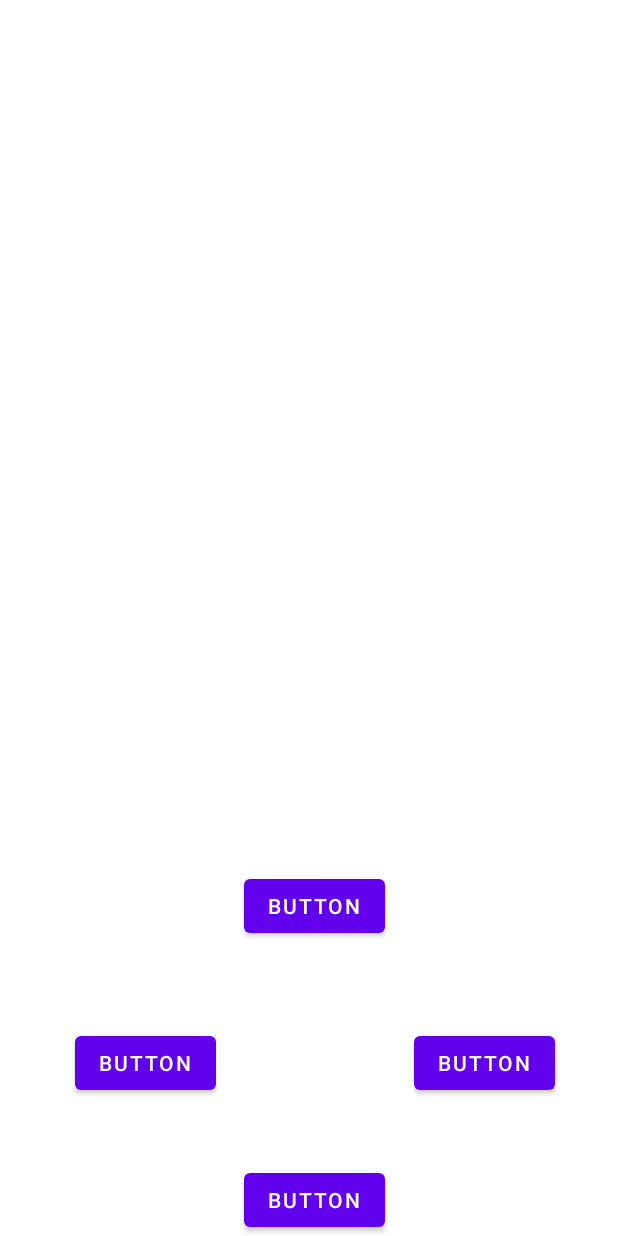
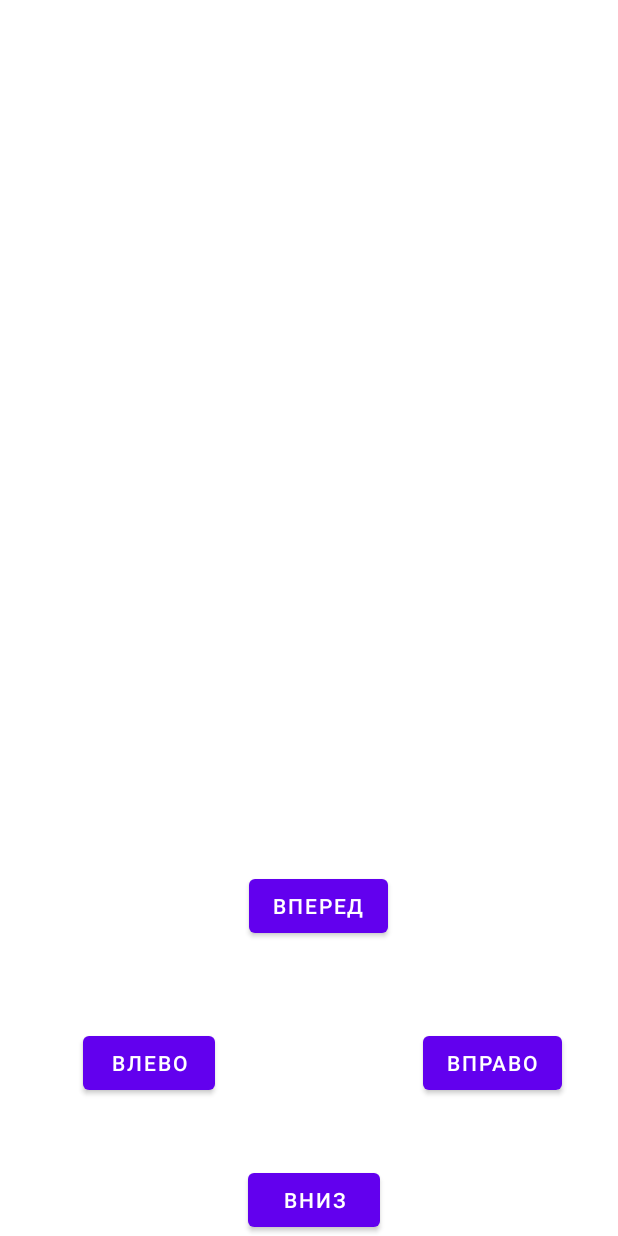
Before and after one commit to kolker132/It-CubeProjectTamagochi, an Android app: the layout activity_tamagochi.xml on its own in the app's theme, with its tools: preview values and no code run, on a phone screen of 412 x 824 dp. Run offline under Robolectric (Android 15) with nearby library versions, the light colour scheme and no system bars.

Commit message:
tamagochi

```diff
--- a/app/src/main/java/com/example/kirill/Tamagochi.java
+++ b/app/src/main/java/com/example/kirill/Tamagochi.java
@@ -22,7 +22,7 @@ public class Tamagochi extends Thread {
         backgroundPaint.setStyle(Paint.Style.FILL);
     }
     public Tamagochi(Context context, SurfaceHolder surfaceHolder) {
-        bitmap = BitmapFactory.decodeResource(context.getResources(), R.drawable.smile);
+        bitmap = BitmapFactory.decodeResource(context.getResources(), R.drawable.smile12345);
         this.surfaceHolder = surfaceHolder;
     }
 
--- a/app/src/main/res/layout/activity_tamagochi.xml
+++ b/app/src/main/res/layout/activity_tamagochi.xml
@@ -21,10 +21,10 @@
         android:id="@+id/right"
         android:layout_width="wrap_content"
         android:layout_height="wrap_content"
-        android:text="Button"
+        android:text="ВПРАВО"
         app:layout_constraintBottom_toBottomOf="parent"
         app:layout_constraintEnd_toEndOf="parent"
-        app:layout_constraintHorizontal_bias="0.867"
+        app:layout_constraintHorizontal_bias="0.883"
         app:layout_constraintStart_toStartOf="parent"
         app:layout_constraintTop_toBottomOf="@+id/constraint1"
         app:layout_constraintVertical_bias="0.533" />
@@ -33,10 +33,10 @@
         android:id="@+id/left1"
         android:layout_width="wrap_content"
         android:layout_height="wrap_content"
-        android:text="Button"
+        android:text="ВЛЕВО"
         app:layout_constraintBottom_toBottomOf="parent"
         app:layout_constraintEnd_toEndOf="parent"
-        app:layout_constraintHorizontal_bias="0.157"
+        app:layout_constraintHorizontal_bias="0.17"
         app:layout_constraintStart_toStartOf="parent"
         app:layout_constraintTop_toBottomOf="@+id/constraint1"
         app:layout_constraintVertical_bias="0.533" />
@@ -45,10 +45,10 @@
         android:id="@+id/down"
         android:layout_width="wrap_content"
         android:layout_height="wrap_content"
-        android:text="Button"
+        android:text="ВНИЗ"
         app:layout_constraintBottom_toBottomOf="parent"
         app:layout_constraintEnd_toEndOf="parent"
-        app:layout_constraintHorizontal_bias="0.511"
+        app:layout_constraintHorizontal_bias="0.51"
         app:layout_constraintStart_toStartOf="parent"
         app:layout_constraintTop_toBottomOf="@+id/constraint1"
         app:layout_constraintVertical_bias="1.0" />
@@ -57,12 +57,13 @@
         android:id="@+id/up"
         android:layout_width="wrap_content"
         android:layout_height="wrap_content"
-        android:text="Button"
+        android:text="ВПЕРЕД"
         app:layout_constraintBottom_toBottomOf="parent"
         app:layout_constraintEnd_toEndOf="parent"
-        app:layout_constraintHorizontal_bias="0.511"
+        app:layout_constraintHorizontal_bias="0.52"
         app:layout_constraintStart_toStartOf="parent"
         app:layout_constraintTop_toBottomOf="@+id/constraint1"
-        app:layout_constraintVertical_bias="0.0" />
+        app:layout_constraintVertical_bias="0.0"
+        tools:text="ВПЕРЕД" />
 
 </androidx.constraintlayout.widget.ConstraintLayout>
```
Also changed, not shown: app/src/main/AndroidManifest.xml (+39 -0 lines), app/src/main/java/com/example/kirill/TamagochiActivity.java (+64 -6 lines), app/src/main/java/com/example/kirill/TamagochiActivity1.java (added, +14 -0 lines), app/src/main/java/com/example/kirill/TamagochiActivity2.java (added, +14 -0 lines), app/src/main/java/com/example/kirill/TamagochiActivity3.java (added, +14 -0 lines), app/src/main/res/layout/activity_tamagochi1.xml (added, +9 -0 lines), app/src/main/res/layout/activity_tamagochi2.xml (added, +9 -0 lines), app/src/main/res/layout/activity_tamagochi3.xml (added, +9 -0 lines), app/src/main/res/drawable/smile12345.png (added).
